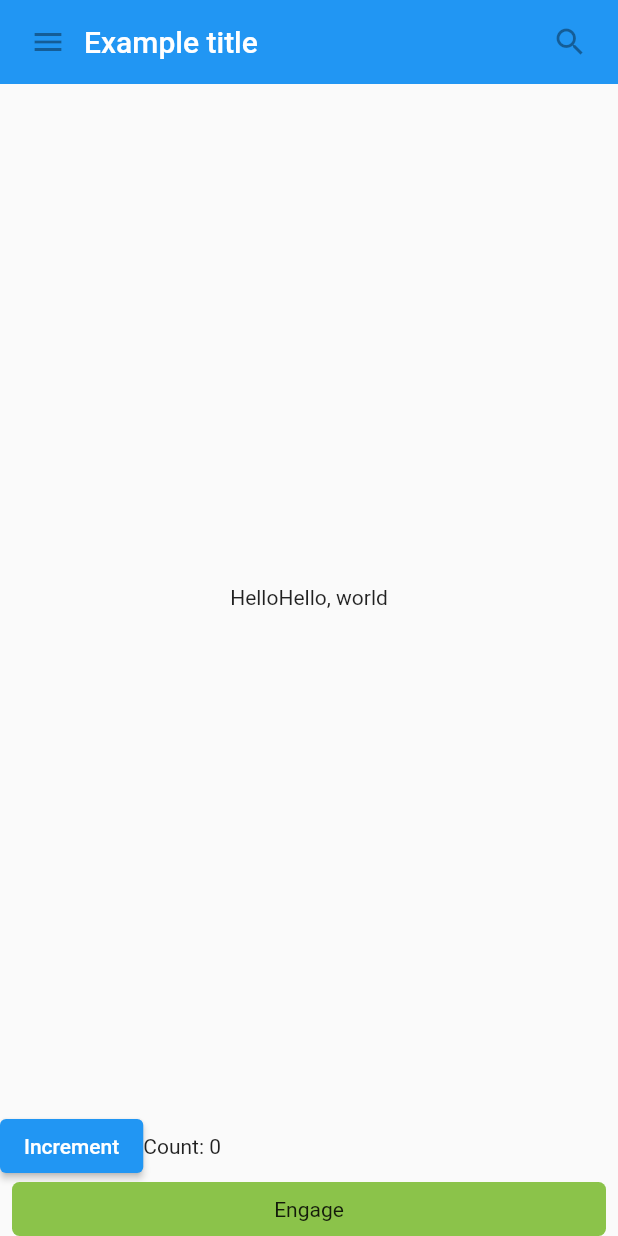
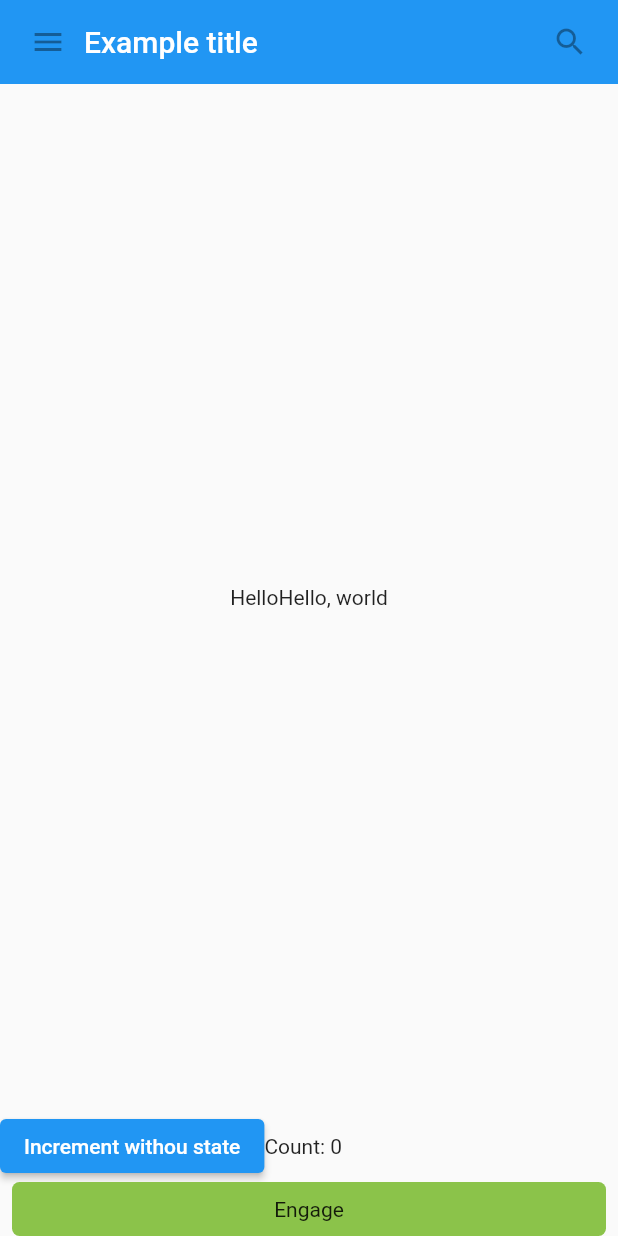
Before and after one commit to niwa-niwa/lesson-flutter, a Flutter app: the screen it shows after launch, on a phone screen of 412 x 824 dp. Run offline on Flutter 3.47's test engine with Material 2 defaults, Android fonts, the phone set to English and light mode, and no system bars.

Commit message:
added stateless-widget

```diff
--- a/lib/main.dart
+++ b/lib/main.dart
@@ -95,6 +95,33 @@ class MyButton extends StatelessWidget{
 }
 
 
+class CounterDisplay extends StatelessWidget{
+  CounterDisplay({this.count});
+
+  final int count;
+
+  @override
+  Widget build(BuildContext context){
+    return Text('Count: $count');
+  }
+}
+
+
+class CounterIncrementor extends StatelessWidget{
+  CounterIncrementor({this.onPressed});
+
+  final VoidCallback onPressed;
+
+  @override
+  Widget build(BuildContext context){
+    return ElevatedButton(
+      onPressed: onPressed,
+      child: Text('Increment withou state'),
+    );
+  }
+}
+
+
 class Counter extends StatefulWidget{
   @override
   _CounterState createState() => _CounterState();
@@ -106,7 +133,7 @@ class _CounterState extends State<Counter>{
 
   void _increment(){
     setState((){
-      _counter++;
+      ++_counter;
     });
   }
 
@@ -114,11 +141,8 @@ class _CounterState extends State<Counter>{
   Widget build(BuildContext context){
     return Row(
       children: <Widget>[
-        ElevatedButton(
-          onPressed: _increment,
-          child: Text('Increment'),
-        ),
-        Text('Count: $_counter'),
+        CounterIncrementor(onPressed: _increment),
+        CounterDisplay(count: _counter),
       ],
     );
   }
```
